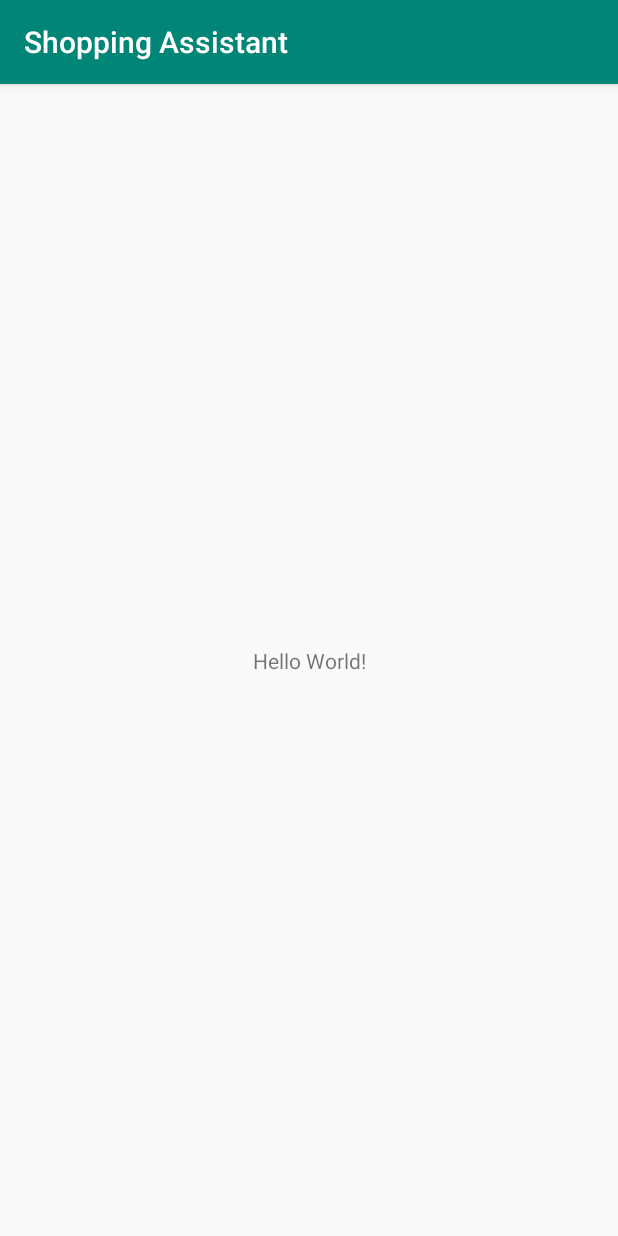
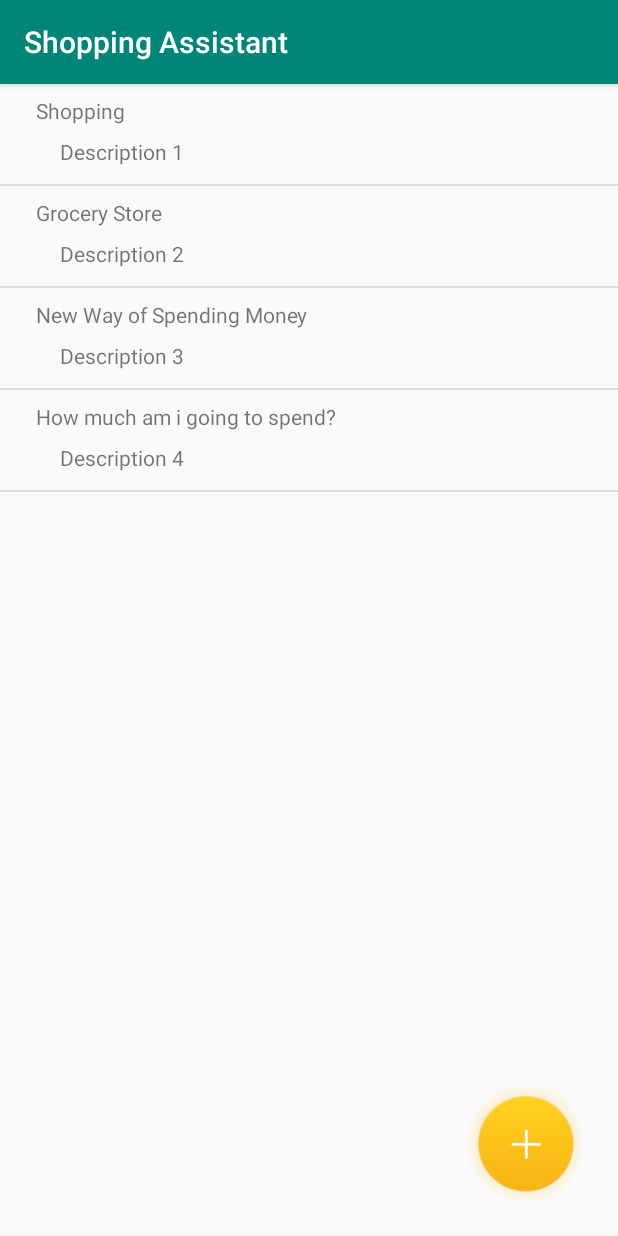
Before and after one commit to Avarice111/shopping-assistant, an Android app: the screen it shows after launch (MainActivity), on a phone screen of 412 x 824 dp. Run offline under Robolectric (Android 15) with nearby library versions, the phone set to English and light mode, and no system bars.

Commit message:
Views init

```diff
--- a/app/build.gradle
+++ b/app/build.gradle
@@ -24,10 +24,11 @@ android {
 
 dependencies {
     implementation fileTree(dir: 'libs', include: ['*.jar'])
-    implementation"org.jetbrains.kotlin:kotlin-stdlib-jdk7:$kotlin_version"
+    implementation "org.jetbrains.kotlin:kotlin-stdlib-jdk7:$kotlin_version"
     implementation 'com.android.support:appcompat-v7:28.0.0'
     implementation 'com.android.support.constraint:constraint-layout:1.1.3'
     testImplementation 'junit:junit:4.12'
     androidTestImplementation 'com.android.support.test:runner:1.0.2'
     androidTestImplementation 'com.android.support.test.espresso:espresso-core:3.0.2'
+    implementation 'com.android.support:cardview-v7:28.0.0'
 }
--- a/app/src/main/AndroidManifest.xml
+++ b/app/src/main/AndroidManifest.xml
@@ -16,6 +16,8 @@
                 <category android:name="android.intent.category.LAUNCHER"/>
             </intent-filter>
         </activity>
+        <activity android:name=".ViewListActivity">
+        </activity>
     </application>
 
 </manifest>
--- a/app/src/main/java/forthelulz/shoppingassistant/MainActivity.kt
+++ b/app/src/main/java/forthelulz/shoppingassistant/MainActivity.kt
@@ -2,11 +2,86 @@ package forthelulz.shoppingassistant
 
 import android.support.v7.app.AppCompatActivity
 import android.os.Bundle
+import android.widget.ImageButton
+import android.content.Intent
+import android.view.LayoutInflater
+import android.view.View
+import android.view.ViewGroup
+import android.widget.BaseAdapter
+import android.widget.ListView
+import android.widget.TextView
+import kotlinx.android.synthetic.main.row_list_main.view.*
+
 
 class MainActivity : AppCompatActivity() {
 
     override fun onCreate(savedInstanceState: Bundle?) {
         super.onCreate(savedInstanceState)
         setContentView(R.layout.activity_main)
+
+        val addListButton = findViewById<ImageButton>(R.id.addListButton)
+
+        addListButton.setOnClickListener {
+            val intent = Intent(this, ViewListActivity :: class.java)
+            startActivity(intent)
+        }
+
+        val listView = findViewById<ListView>(R.id.mainListView)
+
+        listView.adapter = CustomAdapter()
+    }
+
+    private class CustomAdapter: BaseAdapter() {
+
+        private val names = arrayListOf<String>(
+            "Shopping", "Grocery Store", "New Way of Spending Money",
+            "How much am i going to spend?"
+        )
+
+        private val descriptions = arrayListOf<String>(
+            "Description 1", "Description 2", "Description 3", "Description 4"
+        )
+
+        //responsible for how many rows are in my list
+        override fun getCount(): Int {
+            return names.size
+        }
+
+        override fun getItemId(position: Int): Long {
+            return position.toLong()
+        }
+
+        override fun getItem(position: Int): Any {
+            return "getItem"
+        }
+
+        //responsible for rendering out each row
+        override fun getView(position: Int, convertView: View?, parent: ViewGroup?): View {
+
+            //ViewHolder Pattern used for optimalization
+            val rowListMain: View
+
+            if (convertView == null) {
+                val layoutInflater = LayoutInflater.from(parent!!.context)
+                rowListMain = layoutInflater.inflate(R.layout.row_list_main, parent, false)
+
+                val viewHolder = ViewHolder(rowListMain.listNameView, rowListMain.listDescriptionMain)
+                rowListMain.tag = viewHolder
+            }
+            else {
+                rowListMain = convertView
+            }
+
+            val viewHolder = rowListMain.tag as ViewHolder
+
+            viewHolder.listNameMain.text = names.get(position)
+            viewHolder.listDescriptionMain.text = descriptions.get(position)
+
+
+            return rowListMain
+        }
+
+        //ViewHolder Pattern
+        private class ViewHolder(val listNameMain: TextView, val listDescriptionMain: TextView)
     }
 }
--- a/app/src/main/res/layout/activity_main.xml
+++ b/app/src/main/res/layout/activity_main.xml
@@ -7,13 +7,21 @@
         android:layout_height="match_parent"
         tools:context=".MainActivity">
 
-    <TextView
+    <ListView
+            android:id="@+id/mainListView"
+            android:layout_width="match_parent"
+            android:layout_height="match_parent"/>
+    <ImageButton
             android:layout_width="wrap_content"
             android:layout_height="wrap_content"
-            android:text="Hello World!"
+            app:srcCompat="@drawable/add_button"
+            android:id="@+id/addListButton"
+            app:layout_constraintEnd_toEndOf="parent"
+            android:layout_marginEnd="24dp"
+            android:layout_marginRight="24dp"
+            android:layout_marginBottom="24dp"
             app:layout_constraintBottom_toBottomOf="parent"
-            app:layout_constraintLeft_toLeftOf="parent"
-            app:layout_constraintRight_toRightOf="parent"
-            app:layout_constraintTop_toTopOf="parent"/>
+            android:background="@null"
+            android:contentDescription="@string/todo"/>
 
 </android.support.constraint.ConstraintLayout>
--- /dev/null
+++ b/app/src/main/res/layout/row_list_main.xml
@@ -0,0 +1,23 @@
+<?xml version="1.0" encoding="utf-8"?>
+<android.support.constraint.ConstraintLayout
+    xmlns:android="http://schemas.android.com/apk/res/android"
+    xmlns:app="http://schemas.android.com/apk/res-auto" xmlns:tools="http://schemas.android.com/tools" android:layout_width="match_parent"
+    android:layout_height="match_parent"
+    android:paddingBottom="12dp">
+
+
+    <TextView
+            android:text="@string/listNameMain"
+            android:layout_width="wrap_content"
+            android:layout_height="wrap_content"
+            android:id="@+id/listNameView" android:layout_marginTop="8dp"
+            app:layout_constraintTop_toTopOf="parent" app:layout_constraintStart_toStartOf="parent"
+            android:layout_marginLeft="24dp" android:layout_marginStart="24dp"/>
+    <TextView
+            android:text="@string/listDescriptionMain"
+            android:layout_width="wrap_content"
+            android:layout_height="wrap_content"
+            android:id="@+id/listDescriptionMain" android:layout_marginTop="8dp"
+            app:layout_constraintTop_toBottomOf="@+id/listNameView" app:layout_constraintStart_toStartOf="@+id/listNameView"
+            android:layout_marginLeft="16dp" android:layout_marginStart="16dp"/>
+</android.support.constraint.ConstraintLayout>
--- /dev/null
+++ b/app/src/main/res/layout/row_view_edit.xml
@@ -0,0 +1,6 @@
+<?xml version="1.0" encoding="utf-8"?>
+<android.support.constraint.ConstraintLayout xmlns:android="http://schemas.android.com/apk/res/android"
+                                             android:layout_width="match_parent"
+                                             android:layout_height="match_parent">
+
+</android.support.constraint.ConstraintLayout>
--- a/app/src/main/res/values/strings.xml
+++ b/app/src/main/res/values/strings.xml
@@ -1,3 +1,10 @@
 <resources>
     <string name="app_name">Shopping Assistant</string>
+    <string name="todo">TODO</string>
+    <string name="listNameMain">Name</string>
+    <string name="listDescriptionMain">Description</string>
+    <string name="listNameView">Name</string>
+    <string name="listPriceView">0.0</string>
+    <string name="addButtonList">Add Item</string>
+    <string name="addButtonViewList">Add Item</string>
 </resources>
```
Also changed, not shown: app/src/main/java/forthelulz/shoppingassistant/ViewListActivity.kt (added, +87 -0 lines), app/src/main/res/layout/activity_view_list.xml (added, +24 -0 lines), app/src/main/res/layout/add_button_list.xml (added, +15 -0 lines), app/src/main/res/layout/row_list_view.xml (added, +28 -0 lines), app/src/main/res/drawable-xhdpi/add_button.png (added).
